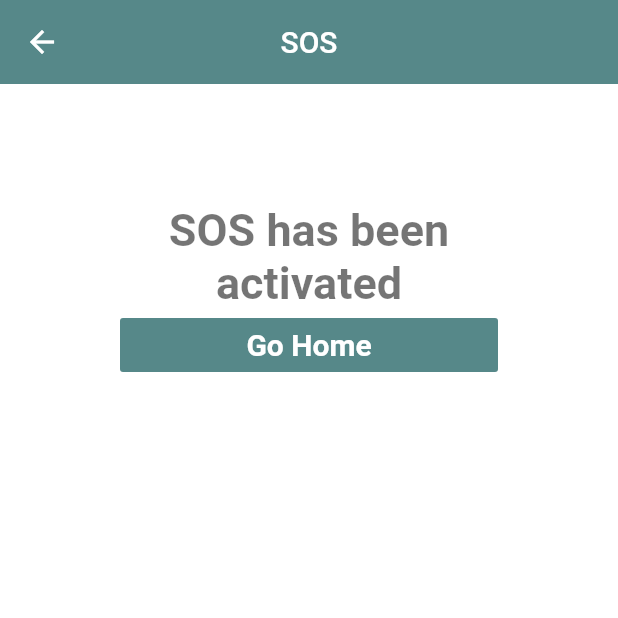
After one commit to DaVinciTachyon/FinalGroupProject, a Flutter app: the SOSScreen screen opened directly, on a phone screen of 412 x 824 dp, the top half of it. The commit adds this screen. Run offline on Flutter 3.47's test engine with Material 2 defaults, Android fonts, the phone set to English and light mode, and no system bars.

Commit message:
added conditional navigation based on whether the SOS or Password has been added

```diff
--- /dev/null
+++ b/App/hidden_helper/lib/models/AbuseForm.dart
@@ -0,0 +1,8 @@
+import 'package:flutter/material.dart';
+
+class AbuseForm {
+  String type;
+  String location;
+
+  AbuseForm(this.type, this.location);
+}
--- /dev/null
+++ b/App/hidden_helper/lib/models/FormsOperation.dart
@@ -0,0 +1,16 @@
+import 'package:flutter/material.dart';
+import 'AbuseForm.dart';
+
+class FormsOperation extends ChangeNotifier{
+  List<AbuseForm> _forms = new List<AbuseForm>();
+
+  List<AbuseForm> get getForms {
+    return _forms;
+  }
+
+  void addNewForm(String type, String location){
+      AbuseForm form = AbuseForm(type, location);
+      _forms.add(form);
+      notifyListeners();
+    }
+  }
--- /dev/null
+++ b/App/hidden_helper/lib/screens/sos_screen.dart
@@ -0,0 +1,44 @@
+import 'package:flutter/material.dart';
+import 'package:hidden_helper/screens/home_screen.dart';
+
+class SOSScreen extends StatelessWidget {
+  @override
+  Widget build(BuildContext context) {
+    return Scaffold(
+        backgroundColor: Colors.white,
+        appBar: AppBar(
+          title: Text('SOS'),
+          centerTitle: true,
+          elevation: 0,
+          backgroundColor: Color(0xFF568889),
+        ),
+        body:Padding(
+          padding: const EdgeInsets.all(80),
+          child: Column(
+            crossAxisAlignment: CrossAxisAlignment.stretch,
+            children:[
+              Text(
+                'SOS has been activated',
+                textAlign: TextAlign.center,
+                style: TextStyle(fontSize: 30, color: Colors.black54, fontWeight: FontWeight.bold)
+              ),
+              FlatButton(
+                onPressed: (){
+                  Navigator.push(
+                    context,
+                    MaterialPageRoute(builder: (context) => HomeScreen()),
+                  );
+                },
+                color: Color(0xFF568889),
+                child: Text('Go Home', style: TextStyle(
+                  fontSize: 20,
+                  fontWeight: FontWeight.bold,
+                  color: Colors.white,
+                )),
+              )
+            ]
+        ),
+        ),
+    );
+  }
+}
```
Also changed, not shown: App/hidden_helper/lib/models/NotesOperation.dart (+26 -5 lines), App/hidden_helper/lib/screens/add_screen.dart (+64 -1 lines), App/hidden_helper/lib/screens/form.dart (added, +130 -0 lines), App/hidden_helper/lib/screens/home_screen.dart (+8 -4 lines).
